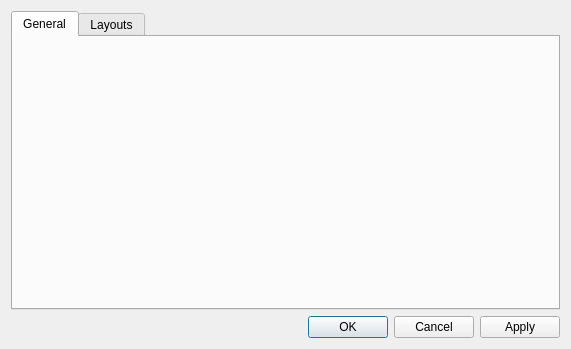
Above: resources/settings.ui from octorock/the-little-hat before the change. Below: the same form after it.
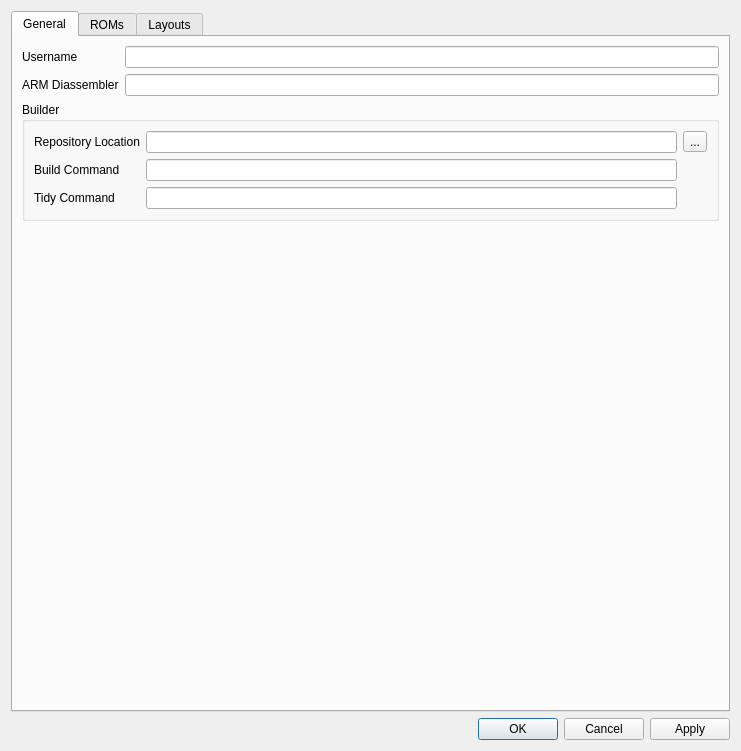
That is the form after the change.

Commit message: Make builder configurable from settings

```diff
--- a/resources/settings.ui
+++ b/resources/settings.ui
@@ -6,8 +6,8 @@
    <rect>
     <x>0</x>
     <y>0</y>
-    <width>571</width>
-    <height>349</height>
+    <width>741</width>
+    <height>751</height>
    </rect>
   </property>
   <property name="windowTitle">
@@ -26,6 +26,183 @@
       <attribute name="title">
        <string>General</string>
       </attribute>
+      <layout class="QVBoxLayout" name="verticalLayout_3">
+       <item>
+        <layout class="QFormLayout" name="formLayout_3">
+         <item row="0" column="0">
+          <widget class="QLabel" name="label_9">
+           <property name="text">
+            <string>Username</string>
+           </property>
+          </widget>
+         </item>
+         <item row="0" column="1">
+          <widget class="QLineEdit" name="lineEditUserName">
+           <property name="toolTip">
+            <string>Username that is stored with changes</string>
+           </property>
+          </widget>
+         </item>
+         <item row="1" column="0">
+          <widget class="QLabel" name="label_10">
+           <property name="text">
+            <string>ARM Diassembler</string>
+           </property>
+          </widget>
+         </item>
+         <item row="1" column="1">
+          <widget class="QLineEdit" name="lineEditDisassembler"/>
+         </item>
+        </layout>
+       </item>
+       <item>
+        <widget class="QGroupBox" name="groupBox">
+         <property name="title">
+          <string>Builder</string>
+         </property>
+         <layout class="QGridLayout" name="gridLayout">
+          <item row="3" column="1">
+           <widget class="QLineEdit" name="lineEditTidyCommand"/>
+          </item>
+          <item row="2" column="0">
+           <widget class="QLabel" name="label_3">
+            <property name="text">
+             <string>Build Command</string>
+            </property>
+           </widget>
+          </item>
+          <item row="2" column="1">
+           <widget class="QLineEdit" name="lineEditBuildCommand"/>
+          </item>
+          <item row="0" column="1">
+           <widget class="QLineEdit" name="lineEditRepoLocation"/>
+          </item>
+          <item row="0" column="0">
+           <widget class="QLabel" name="label_2">
+            <property name="text">
+             <string>Repository Location</string>
+            </property>
+           </widget>
+          </item>
+          <item row="3" column="0">
+           <widget class="QLabel" name="label_4">
+            <property name="text">
+             <string>Tidy Command</string>
+            </property>
+           </widget>
+          </item>
+          <item row="0" column="2">
+           <widget class="QToolButton" name="toolButtonRepoLocation">
+            <property name="text">
+             <string>...</string>
+            </property>
+           </widget>
+          </item>
+         </layout>
+        </widget>
+       </item>
+       <item>
+        <spacer name="verticalSpacer">
+         <property name="orientation">
+          <enum>Qt::Vertical</enum>
+         </property>
+         <property name="sizeHint" stdset="0">
+          <size>
+           <width>20</width>
+           <height>40</height>
+          </size>
+         </property>
+        </spacer>
+       </item>
+      </layout>
+     </widget>
+     <widget class="QWidget" name="tabRoms">
+      <attribute name="title">
+       <string>ROMs</string>
+      </attribute>
+      <layout class="QGridLayout" name="gridLayout_2">
+       <item row="4" column="1">
+        <widget class="QLineEdit" name="lineEditRomEu"/>
+       </item>
+       <item row="6" column="1">
+        <spacer name="verticalSpacer_2">
+         <property name="orientation">
+          <enum>Qt::Vertical</enum>
+         </property>
+         <property name="sizeHint" stdset="0">
+          <size>
+           <width>20</width>
+           <height>40</height>
+          </size>
+         </property>
+        </spacer>
+       </item>
+       <item row="2" column="0">
+        <widget class="QLabel" name="label_6">
+         <property name="text">
+          <string>USA (DEMO)</string>
+         </property>
+        </widget>
+       </item>
+       <item row="1" column="1">
+        <widget class="QLineEdit" name="lineEditRomDemo"/>
+       </item>
+       <item row="4" column="0">
+        <widget class="QLabel" name="label_7">
+         <property name="text">
+          <string>EU</string>
+         </property>
+        </widget>
+       </item>
+       <item row="1" column="0">
+        <widget class="QLabel" name="label_5">
+         <property name="text">
+          <string>USA</string>
+         </property>
+        </widget>
+       </item>
+       <item row="2" column="1">
+        <widget class="QLineEdit" name="lineEditRomUsa"/>
+       </item>
+       <item row="5" column="1">
+        <widget class="QLineEdit" name="lineEditRomJp"/>
+       </item>
+       <item row="5" column="0">
+        <widget class="QLabel" name="label_8">
+         <property name="text">
+          <string>JP</string>
+         </property>
+        </widget>
+       </item>
+       <item row="1" column="2">
+        <widget class="QToolButton" name="toolButtonUsa">
+         <property name="text">
+          <string>...</string>
+         </property>
+        </widget>
+       </item>
+       <item row="2" column="2">
+        <widget class="QToolButton" name="toolButtonDemo">
+         <property name="text">
+          <string>...</string>
+         </property>
+        </widget>
+       </item>
+       <item row="4" column="2">
+        <widget class="QToolButton" name="toolButtonEu">
+         <property name="text">
+          <string>...</string>
+         </property>
+        </widget>
+       </item>
+       <item row="5" column="2">
+        <widget class="QToolButton" name="toolButtonJp">
+         <property name="text">
+          <string>...</string>
+         </property>
+        </widget>
+       </item>
+      </layout>
      </widget>
      <widget class="QWidget" name="tabLayouts">
       <attribute name="title">
```
The commit also changes 3 other files.
